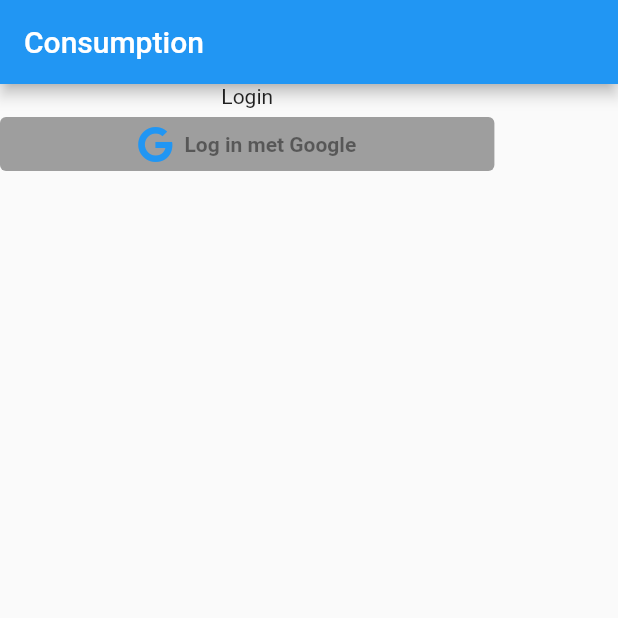
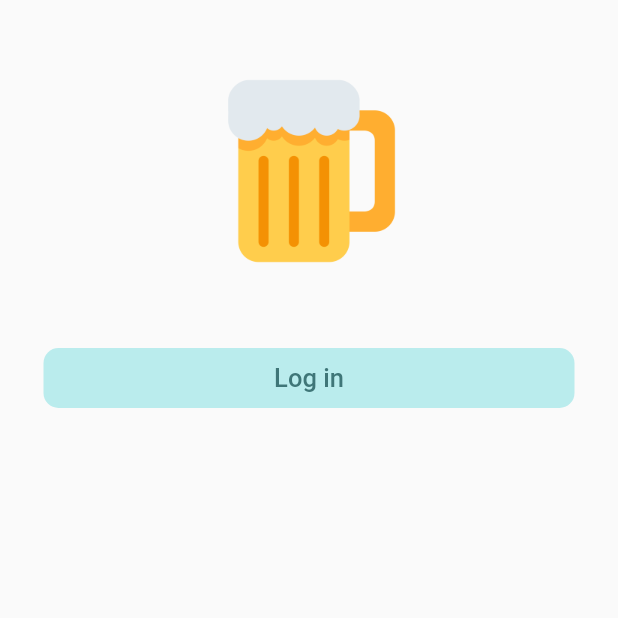
Before and after one commit to TNelen/ConsumptionApp, a Flutter app: the screen it shows after launch, on a phone screen of 412 x 824 dp, the top half of it. Run offline on Flutter 3.47's test engine with Material 2 defaults, Android fonts, the phone set to English and light mode, and no system bars; our stand-ins replace cloud_firestore, firebase_auth, firebase_core, font_awesome_flutter, google_sign_in; accounts and stored records are empty.

Commit message:
launch screen start

```diff
--- a/consumption/lib/main.dart
+++ b/consumption/lib/main.dart
@@ -15,24 +15,21 @@ class MyApp extends StatelessWidget {
       theme: ThemeData(
         primarySwatch: Colors.blue,
       ),
-      home: MyHomePage(title: 'Consumption'),
+      home: MyHomePage(),
       debugShowCheckedModeBanner: false,
     );
   }
 }
 
 class MyHomePage extends StatefulWidget {
-  MyHomePage({Key key, this.title}) : super(key: key);
-
-  final String title;
+  MyHomePage({Key key}) : super(key: key);
 
   @override
   _MyHomePageState createState() => _MyHomePageState();
 }
 
 class _MyHomePageState extends State<MyHomePage> {
-
-Future<FirebaseApp> _initializeFirebase() async {
+  Future<FirebaseApp> _initializeFirebase() async {
     FirebaseApp firebaseApp = await Firebase.initializeApp();
     return firebaseApp;
   }
@@ -40,15 +37,28 @@ Future<FirebaseApp> _initializeFirebase() async {
   @override
   Widget build(BuildContext context) {
     return Scaffold(
-      appBar: AppBar(
-        title: Text(widget.title),
-      ),
       body: FutureBuilder(
         future: _initializeFirebase(),
         builder: (context, snapshot) {
           if (snapshot.connectionState == ConnectionState.done) {
-            return Column(
-              children: [Text('Login'), GoogleSignIn()],
+            return Padding(
+              padding: EdgeInsets.symmetric(horizontal: 25),
+              child: Column(
+                crossAxisAlignment: CrossAxisAlignment.center,
+                children: [
+                  SizedBox(
+                    height: 50,
+                  ),
+                  Image.asset(
+                    "assets/images/beer.jpg",
+                    scale: 4,
+                  ),
+                  SizedBox(
+                    height: 50,
+                  ),
+                   GoogleSignIn()
+                ],
+              ),
             );
           }
           return Center(
--- a/consumption/lib/pages/history.dart
+++ b/consumption/lib/pages/history.dart
@@ -67,7 +67,7 @@ class _HistoryState extends State<History> {
                     SizedBox(
                       height: 20,
                     ),
-                    Text("Jou consumpties",
+                    Text("Jouw consumpties",
                         style: TextStyle(
                             fontSize: 25, fontWeight: FontWeight.w300)),
                     SizedBox(
@@ -78,14 +78,14 @@ class _HistoryState extends State<History> {
                             height: 500,
                             width: 500,
                             child: Center(
-                              child: Text("Loading..."),
+                              child: Text("Laden..."),
                             ))
                         : consumptions.length == 0
                             ? Container(
                                 height: 500,
                                 width: 500,
                                 child: Center(
-                                  child: Text("No consumptions yet..."),
+                                  child: Text("Nog geen consumpties..."),
                                 ))
                             : Container(
                                 height: 500,
--- a/consumption/lib/widgets/confirmPopup.dart
+++ b/consumption/lib/widgets/confirmPopup.dart
@@ -42,7 +42,7 @@ class Popup {
                 "Annuleer",
                 style: TextStyle(
                     fontFamily: "roboto",
-                    color: Colors.grey,
+                    color: Colors.grey.shade400,
                     fontSize: 17,
                     fontWeight: FontWeight.w300),
               ),
--- a/consumption/lib/widgets/googleSignInButton.dart
+++ b/consumption/lib/widgets/googleSignInButton.dart
@@ -1,3 +1,4 @@
+import 'package:consumption/Constants.dart';
 import 'package:consumption/firebase/authService.dart';
 import 'package:consumption/pages/home.dart';
 import 'package:firebase_auth/firebase_auth.dart';
@@ -19,10 +20,9 @@ class _GoogleSignInState extends State<GoogleSignIn> {
     Size size = MediaQuery.of(context).size;
     return !isLoading
         ? SizedBox(
-            width: size.width * 0.8,
-            child: OutlinedButton.icon(
-              icon: FaIcon(FontAwesomeIcons.google),
-              onPressed: () async {
+            width: size.width,
+            child: InkWell(
+              onTap: () async {
                 setState(() {
                   isLoading = true;
                 });
@@ -45,17 +45,25 @@ class _GoogleSignInState extends State<GoogleSignIn> {
                   isLoading = false;
                 });
               },
-              label: Text(
-                "Log in met Google",
-                style: TextStyle(
-                    color: Colors.black45, fontWeight: FontWeight.bold),
+              child: Card(
+                elevation: 0,
+                shape: RoundedRectangleBorder(
+                  borderRadius: BorderRadius.circular(10.0),
+                ),
+                color: Constants.secondColor,
+                child: Padding(
+                  padding: EdgeInsets.all(10),
+                  child: Text(
+                    "Log in",
+                    textAlign: TextAlign.center,
+                    style: TextStyle(
+                        color: Constants.accentColor,
+                        fontSize: 17,
+                        fontWeight: FontWeight.w500),
+                  ),
+                ),
               ),
-              style: ButtonStyle(
-                  backgroundColor:
-                      MaterialStateProperty.all<Color>(Colors.grey),
-                  side: MaterialStateProperty.all<BorderSide>(BorderSide.none)),
-            ),
-          )
+            ))
         : CircularProgressIndicator();
   }
 
```
Also changed, not shown: consumption/pubspec.yaml (+3 -4 lines), consumption/assets/images/beer.jpg (added), consumption/pubspec.lock.
